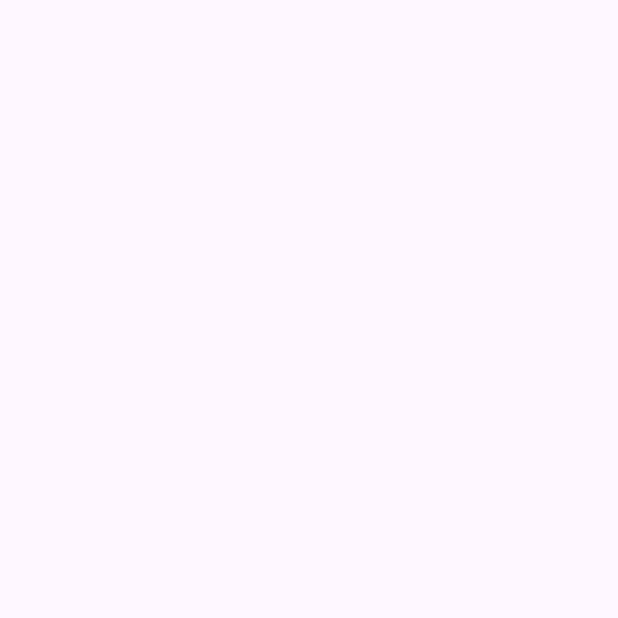
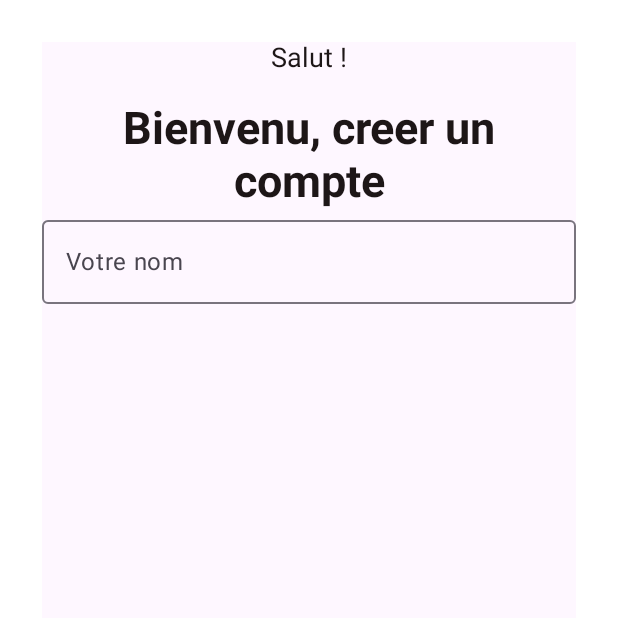
Before and after one commit to CHRINOVIC-MM/Authentification, an Android app built with Jetpack Compose: the screen it shows after launch (MainActivity), on a phone screen of 412 x 824 dp, the top half of it. Before the commit the part shown is empty. Run offline under Robolectric (Android 15) with nearby library versions, the phone set to English and light mode, and no system bars.

Commit message:
fix textfield big

```diff
--- a/app/src/main/java/com/example/authentification/app/PostOfficeApp.kt
+++ b/app/src/main/java/com/example/authentification/app/PostOfficeApp.kt
@@ -5,7 +5,7 @@ import androidx.compose.ui.graphics.Color
 import androidx.compose.ui.Modifier
 import androidx.compose.foundation.layout.fillMaxSize
 import androidx.compose.material3.Surface
-
+import com.example.authentification.screens.SignUpScreen
 
 
 @Composable
@@ -13,6 +13,6 @@ fun PostOfficeApp(){
     Surface(
         modifier = Modifier.fillMaxSize()
     ){
-
+        SignUpScreen()
     }
 }
--- a/app/src/main/java/com/example/authentification/components/AppComponent.kt
+++ b/app/src/main/java/com/example/authentification/components/AppComponent.kt
@@ -1,11 +1,18 @@
 package com.example.authentification.components
 
-import androidx.compose.foundation.layout.fillMaxSize
+//import androidx.compose.foundation.layout.fillMaxSize
 import androidx.compose.foundation.layout.fillMaxWidth
-import androidx.compose.foundation.layout.height
+//import androidx.compose.foundation.layout.height
 import androidx.compose.foundation.layout.heightIn
+import androidx.compose.foundation.text.KeyboardOptions
+import androidx.compose.material3.ExperimentalMaterial3Api
+import androidx.compose.material3.OutlinedTextField
 import androidx.compose.material3.Text
+//import androidx.compose.material3.TextField
+import androidx.compose.material3.TextFieldDefaults
 import androidx.compose.runtime.Composable
+import androidx.compose.runtime.mutableStateOf
+import androidx.compose.runtime.remember
 import androidx.compose.ui.Modifier
 import androidx.compose.ui.res.colorResource
 import androidx.compose.ui.text.TextStyle
@@ -15,6 +22,8 @@ import androidx.compose.ui.text.style.TextAlign
 import androidx.compose.ui.unit.dp
 import androidx.compose.ui.unit.sp
 import com.example.authentification.R
+import com.example.authentification.ui.theme.bg_color
+import com.example.authentification.ui.theme.primary_color
 
 
 @Composable
@@ -46,3 +55,28 @@ fun HeadingTextComponent(value: String){
         textAlign = TextAlign.Center
     )
 }
+
+
+@OptIn(ExperimentalMaterial3Api::class)
+@Composable
+fun MyTextFieldComponent(labelValue: String){
+
+    val textValue = remember { mutableStateOf("") }
+
+    OutlinedTextField(
+        modifier = Modifier.fillMaxWidth(),
+        label = {Text(text = labelValue)},
+
+        value = textValue.value,
+
+        colors = TextFieldDefaults.outlinedTextFieldColors(
+            focusedBorderColor = primary_color,
+            focusedLabelColor = primary_color,
+            cursorColor = primary_color,
+            //backgoundColor = bg_color
+        ),
+        keyboardOptions = KeyboardOptions.Default,
+
+        onValueChange = { it -> textValue.value = it }
+    )
+}
--- a/app/src/main/java/com/example/authentification/screens/SignUpScreen.kt
+++ b/app/src/main/java/com/example/authentification/screens/SignUpScreen.kt
@@ -13,6 +13,7 @@ import androidx.compose.ui.tooling.preview.Preview
 import androidx.compose.ui.unit.dp
 import com.example.authentification.R
 import com.example.authentification.components.HeadingTextComponent
+import com.example.authentification.components.MyTextFieldComponent
 import com.example.authentification.components.NormalTextComponent
 
 
@@ -27,6 +28,7 @@ fun SignUpScreen () {
         Column(modifier = Modifier.fillMaxSize()) {
             NormalTextComponent(value = stringResource(id = R.string.hello))
             HeadingTextComponent(value = stringResource(id = R.string.indication_signup))
+            MyTextFieldComponent(labelValue = stringResource(id = R.string.first_name))
         }
     }
 }
--- a/app/src/main/java/com/example/authentification/ui/theme/Color.kt
+++ b/app/src/main/java/com/example/authentification/ui/theme/Color.kt
@@ -9,3 +9,4 @@ val text_color = Color(0xFF1d1617)
 val accent_color = Color(0xFFc58bf2)
 val white_color = Color(0xffffffff)
 val gray_color = Color(0xFF7b6f72)
+val bg_color = Color(0xfff7f8f8)
--- a/app/src/main/res/values/strings.xml
+++ b/app/src/main/res/values/strings.xml
@@ -1,6 +1,7 @@
 <resources>
     <string name="app_name">Authentification</string>
     <string name="hello">Salut !</string>
-    <string name="indication_signup">Commence par creer ton compte</string>
-    <string name="indication_sigin">Welcome back</string>
+    <string name="indication_signup">Bienvenu, creer un compte</string>
+    <string name="indication_sigin">Content de vous revoir</string>
+    <string name="first_name">Votre nom</string>
 </resources>
```
